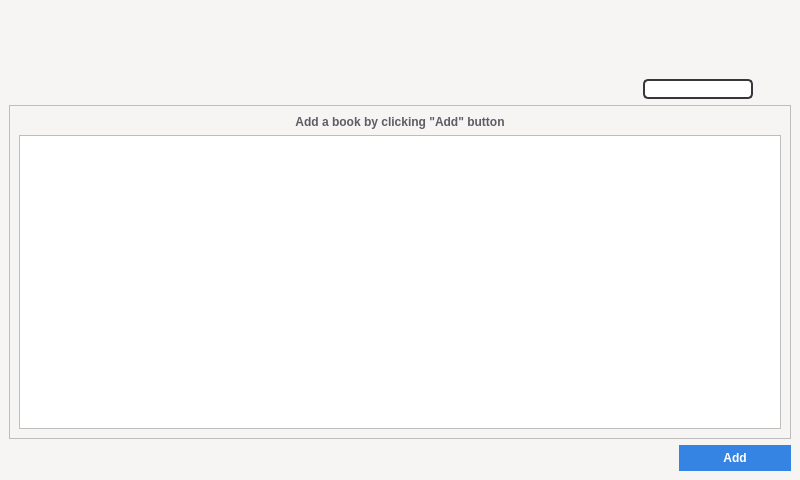
Yarosvet/Bionic, file ui/main_window.ui: the form before one commit.
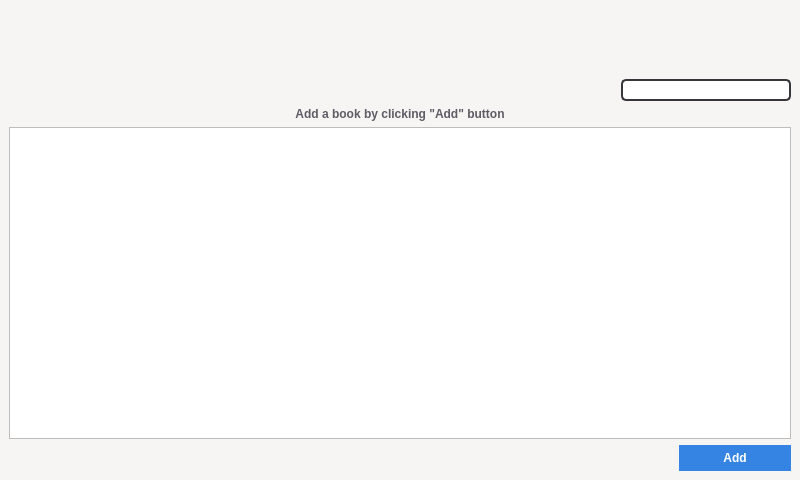
The form after the commit. Icons and pictures are not drawn.

Commit message: Search engine made

Patch:
```diff
--- a/ui/main_window.ui
+++ b/ui/main_window.ui
@@ -569,14 +569,14 @@
             </property>
             <property name="minimumSize">
              <size>
-              <width>0</width>
-              <height>20</height>
+              <width>170</width>
+              <height>22</height>
              </size>
             </property>
             <property name="maximumSize">
              <size>
               <width>16777215</width>
-              <height>20</height>
+              <height>22</height>
              </size>
             </property>
             <property name="styleSheet">
@@ -584,34 +584,21 @@
 border-radius: 5px;
 border-width: 2px;
 border-color: rgb(55, 54, 59);
-background-color: rgb(255, 255, 255);</string>
+background-color: rgb(255, 255, 255);
+image: url(:/img/img/search.png) right;
+image-position: right;
+color: black;
+padding-top: 1px;
+padding-bottom: 1px;</string>
             </property>
             <property name="alignment">
              <set>Qt::AlignBottom|Qt::AlignLeading|Qt::AlignLeft</set>
             </property>
-           </widget>
-          </item>
-          <item>
-           <widget class="QPushButton" name="search_button">
-            <property name="cursor">
-             <cursorShape>PointingHandCursor</cursorShape>
-            </property>
-            <property name="styleSheet">
-             <string notr="true">border : 0;
-background: transparent;</string>
-            </property>
-            <property name="text">
+            <property name="placeholderText">
              <string/>
             </property>
-            <property name="icon">
-             <iconset resource="res.qrc">
-              <normaloff>:/img/img/search.png</normaloff>:/img/img/search.png</iconset>
-            </property>
-            <property name="iconSize">
-             <size>
-              <width>20</width>
-              <height>20</height>
-             </size>
+            <property name="clearButtonEnabled">
+             <bool>false</bool>
             </property>
            </widget>
           </item>
@@ -622,25 +609,7 @@
      </layout>
     </item>
     <item>
-     <widget class="QScrollArea" name="scrollArea">
-      <property name="widgetResizable">
-       <bool>true</bool>
-      </property>
-      <widget class="QWidget" name="scrollAreaWidgetContents">
-       <property name="geometry">
-        <rect>
-         <x>0</x>
-         <y>0</y>
-         <width>784</width>
-         <height>317</height>
-        </rect>
-       </property>
-       <property name="focusPolicy">
-        <enum>Qt::StrongFocus</enum>
-       </property>
-       <layout class="QVBoxLayout" name="verticalLayout_3">
-        <item>
-         <layout class="QVBoxLayout" name="area_contents">
+     <layout class="QVBoxLayout" name="verticalLayout_5">
           <item>
            <widget class="QLabel" name="addbook_label">
             <property name="sizePolicy">
@@ -746,10 +715,6 @@
           </item>
          </layout>
         </item>
-       </layout>
-      </widget>
-     </widget>
-    </item>
     <item>
      <layout class="QHBoxLayout" name="horizontalLayout">
       <item>
```
Left out of the diff: 9 changed lines with no effect on the pictures. Lines whose indentation alone changed are shown as unchanged. The commit also changes 2 other files.
